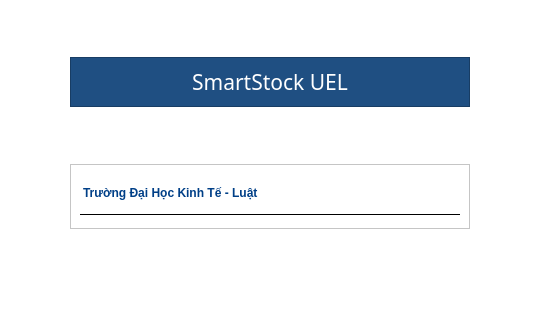
Before: the Qt Designer form ui/MainWindow.ui in maihuybao/SmartLockUEL, drawn with Qt 5; both pictures show x 97 to 637 and y 0 to 320 of the 734 by 957 pixel window.
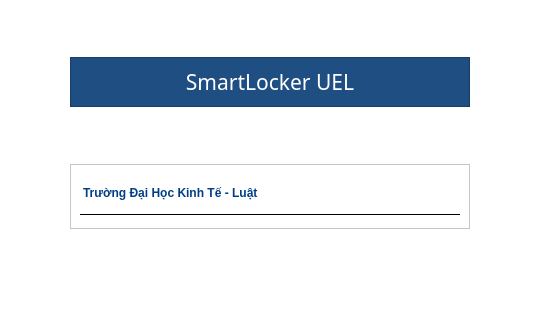
After: the same form once the commit is applied. Icons and pictures are not drawn.

What changed in the file:
```diff
--- a/ui/MainWindow.ui
+++ b/ui/MainWindow.ui
@@ -147,7 +147,7 @@
           <string notr="true">color: rgb(255, 255, 255);</string>
          </property>
          <property name="text">
-          <string>SmartStock UEL</string>
+          <string>SmartLocker UEL</string>
          </property>
          <property name="alignment">
           <set>Qt::AlignCenter</set>
```
